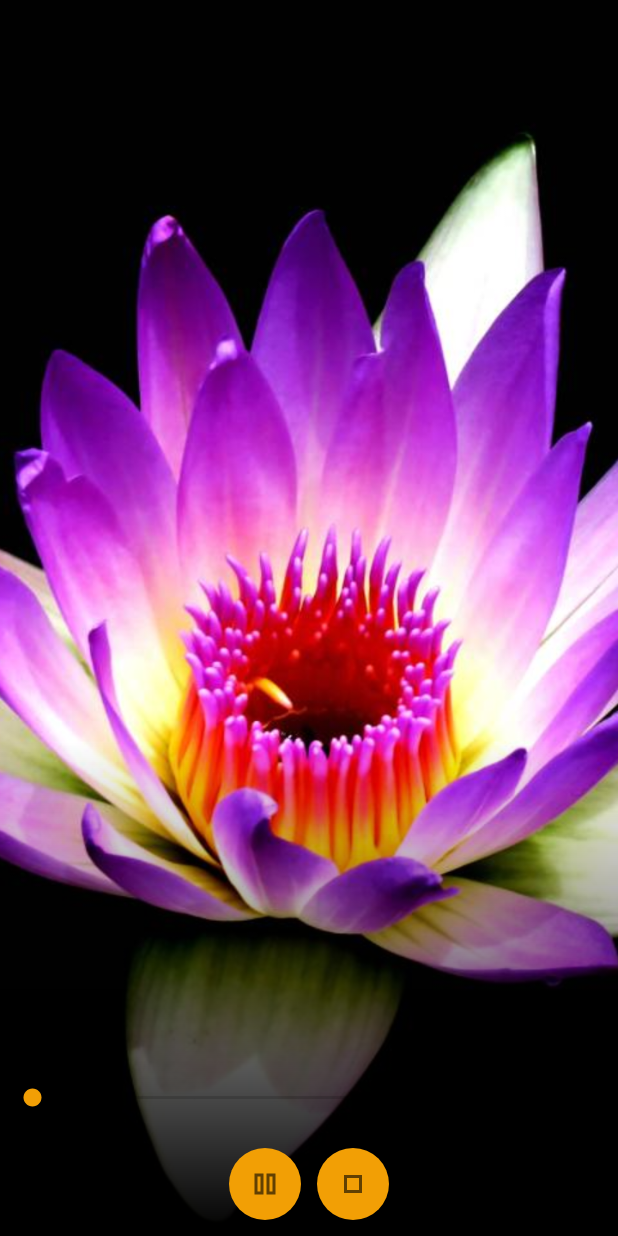
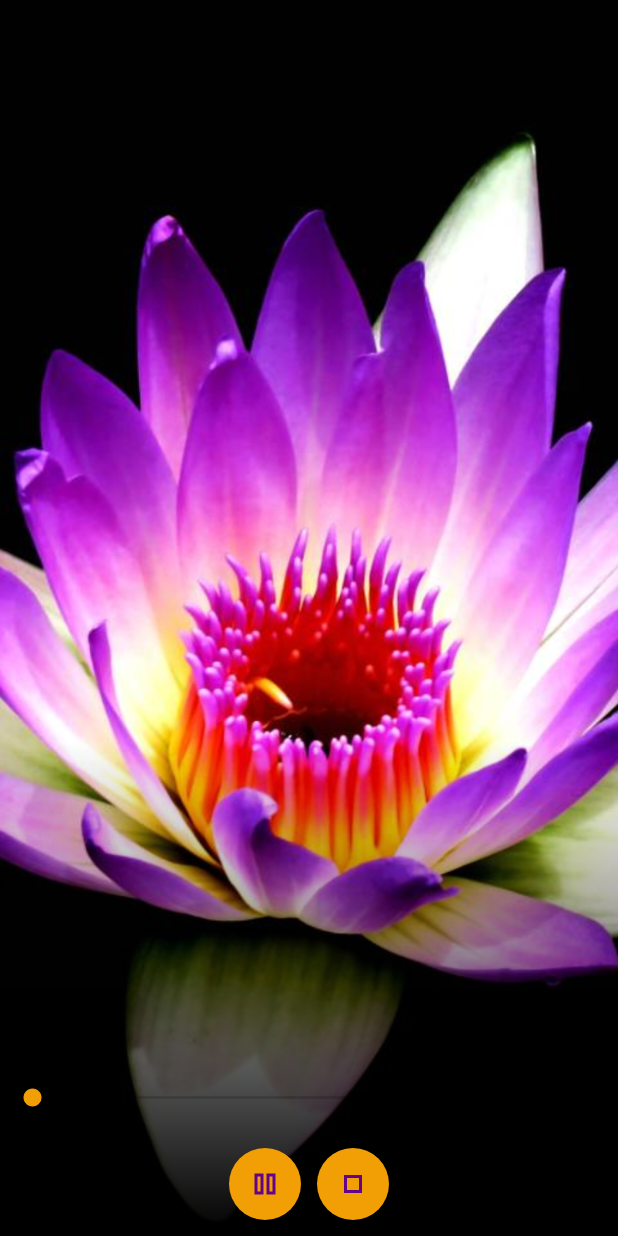
Before and after one commit to vbresan/MindfulnessMeditation, an Android app: the PlayerActivity screen opened directly, with no data from a screen before it, on a phone screen of 412 x 824 dp. Run offline under Robolectric (Android 15) with nearby library versions, the phone set to English and light mode, and no system bars; 1 statement that could not run was skipped.

Commit message:
Updating button color

```diff
--- a/app/src/main/res/layout/activity_player.xml
+++ b/app/src/main/res/layout/activity_player.xml
@@ -81,6 +81,10 @@
             android:orientation="horizontal"
             >
 
+            <!--
+                Use android:tint instead of app:tint. app:tint does not work.
+            -->
+
             <ImageButton
                 android:id="@+id/imageButtonPlayOrPause"
                 android:layout_width="48dp"
@@ -88,6 +92,8 @@
                 android:layout_margin="5dp"
                 android:background="@drawable/rounded_button"
                 android:src="@drawable/pause_24dp"
+                android:tint="@color/primaryDark"
+                tools:ignore="UseAppTint"
                 android:contentDescription="@string/ButtonPlayOrPause"
             />
 
@@ -98,6 +104,8 @@
                 android:layout_margin="5dp"
                 android:background="@drawable/rounded_button"
                 android:src="@drawable/stop_24dp"
+                android:tint="@color/primaryDark"
+                tools:ignore="UseAppTint"
                 android:contentDescription="@string/ButtonStop"
             />
 
```
